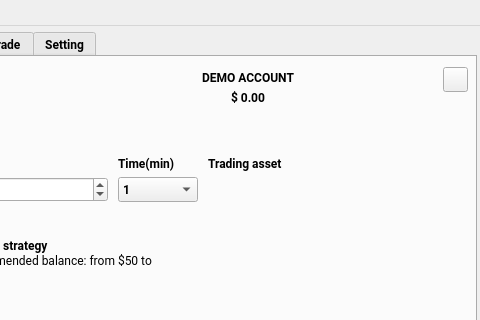
siavashvampire/python_trader, file core/theme/ui/main.ui: the form before one commit; both pictures show x 84 to 564 and y 0 to 320 of the 564 by 706 pixel window.
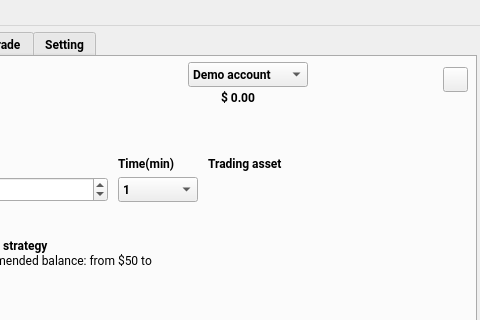
The form after the commit.

```diff
--- a/core/theme/ui/main.ui
+++ b/core/theme/ui/main.ui
@@ -253,37 +253,10 @@
        <bool>true</bool>
       </property>
      </widget>
-     <widget class="QLabel" name="balance_label">
-      <property name="geometry">
-       <rect>
-        <x>260</x>
-        <y>10</y>
-        <width>120</width>
-        <height>20</height>
-       </rect>
-      </property>
-      <property name="font">
-       <font>
-        <family>Roboto</family>
-        <pointsize>9</pointsize>
-        <weight>75</weight>
-        <bold>true</bold>
-       </font>
-      </property>
-      <property name="styleSheet">
-       <string notr="true"/>
-      </property>
-      <property name="text">
-       <string>DEMO ACCOUNT</string>
-      </property>
-      <property name="alignment">
-       <set>Qt::AlignCenter</set>
-      </property>
-     </widget>
      <widget class="QLabel" name="balance_value_label">
       <property name="geometry">
        <rect>
-        <x>260</x>
+        <x>250</x>
         <y>30</y>
         <width>120</width>
         <height>20</height>
@@ -791,6 +764,42 @@
        <set>Qt::AlignCenter</set>
       </property>
      </widget>
+     <widget class="QComboBox" name="balance_comboBox">
+      <property name="geometry">
+       <rect>
+        <x>260</x>
+        <y>5</y>
+        <width>120</width>
+        <height>25</height>
+       </rect>
+      </property>
+      <property name="font">
+       <font>
+        <family>Roboto</family>
+        <weight>75</weight>
+        <bold>true</bold>
+       </font>
+      </property>
+      <property name="cursor">
+       <cursorShape>PointingHandCursor</cursorShape>
+      </property>
+      <property name="styleSheet">
+       <string notr="true"/>
+      </property>
+      <property name="currentIndex">
+       <number>1</number>
+      </property>
+      <item>
+       <property name="text">
+        <string>Real account</string>
+       </property>
+      </item>
+      <item>
+       <property name="text">
+        <string>Demo account</string>
+       </property>
+      </item>
+     </widget>
     </widget>
     <widget class="QWidget" name="trade_status">
      <attribute name="title">
```
Left out of the diff: 9 changed lines with no effect on the pictures.
